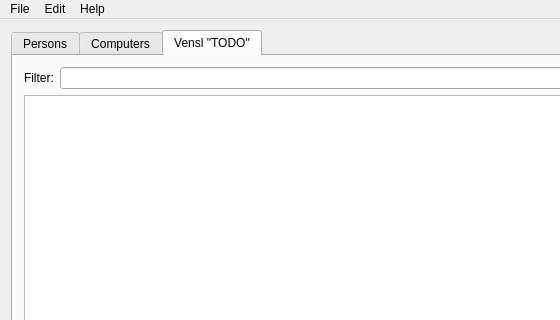
BeanBean-Nyah/T113-VLN, file vika3/Vika3/mainwindow.ui: the form before one commit; both pictures show x 0 to 560 and y 0 to 320 of the 950 by 800 pixel window.
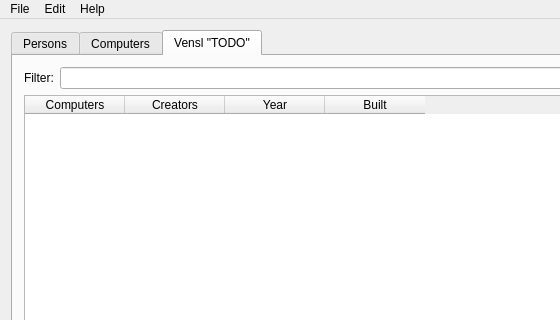
The form after the commit. The open tabs and pages were chosen to show the change.

Diff of the .ui file:
```diff
--- a/vika3/Vika3/mainwindow.ui
+++ b/vika3/Vika3/mainwindow.ui
@@ -243,7 +243,28 @@
          </layout>
         </item>
         <item>
-         <widget class="QTableWidget" name="tableWidget_2"/>
+         <widget class="QTableWidget" name="tblPersAndComp">
+          <column>
+           <property name="text">
+            <string>Computers</string>
+           </property>
+          </column>
+          <column>
+           <property name="text">
+            <string>Creators</string>
+           </property>
+          </column>
+          <column>
+           <property name="text">
+            <string>Year</string>
+           </property>
+          </column>
+          <column>
+           <property name="text">
+            <string>Built</string>
+           </property>
+          </column>
+         </widget>
         </item>
        </layout>
       </widget>
```
Left out of the diff: 4 changed lines with no effect on the pictures.
